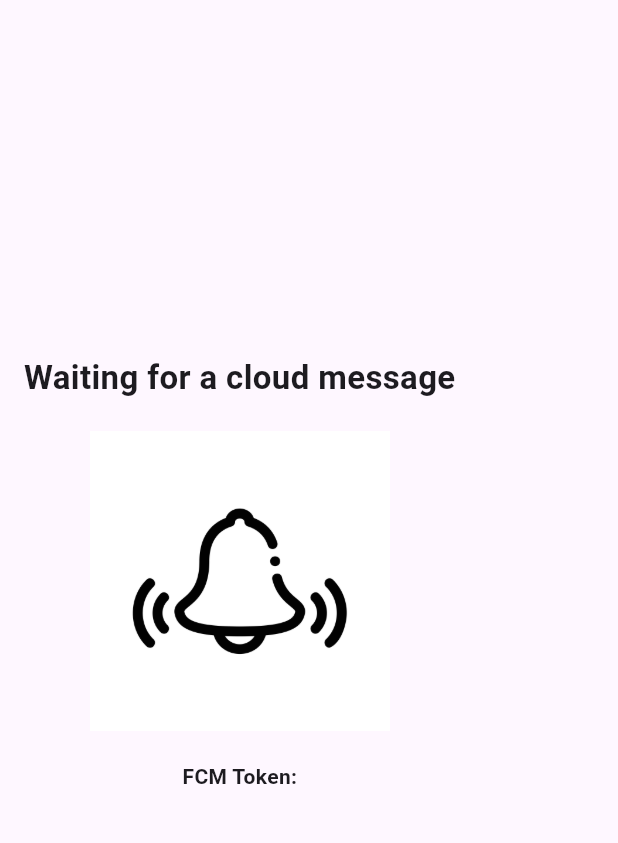
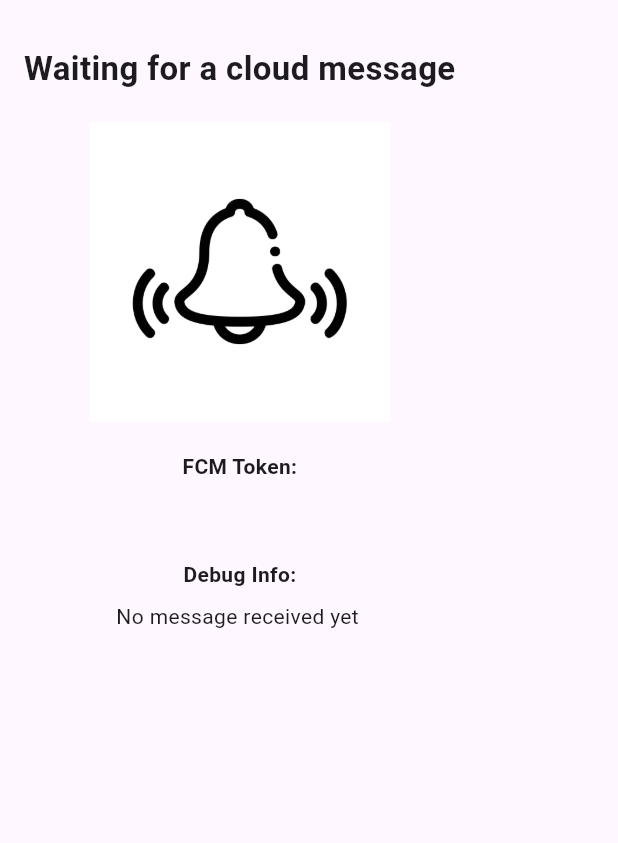
Before and after one commit to samia21-04/cloud_messaging_app, a Flutter app: the screen it shows after launch, on a phone screen of 412 x 824 dp, the part 63-906 px from its top. Run offline on Flutter 3.47's test engine with Material 3 defaults, Android fonts, the phone set to English and light mode, and no system bars; our stand-ins replace firebase_core, firebase_messaging; accounts and stored records are empty.

Commit message:
refactor: enhance FCM message handling and debug information in home_page and fcm_service

```diff
--- a/lib/screens/home_page.dart
+++ b/lib/screens/home_page.dart
@@ -15,6 +15,7 @@ class _HomePageState extends State<HomePage> {
   String statusText = 'Waiting for a cloud message';
   String imagePath = 'lib/assets/images/default.png';
   String tokenText = 'Loading token...';
+  String debugInfo = 'No message received yet';
 
   @override
   void initState() {
@@ -25,27 +26,41 @@ class _HomePageState extends State<HomePage> {
   Future<void> _setupFCM() async {
     await _fcmService.initialize(
       onData: (RemoteMessage message) {
-        final assetName = message.data['asset'] ?? 'default';
+        final String assetName =
+            (message.data['asset']?.toString().trim().isNotEmpty ?? false)
+                ? message.data['asset'].toString().trim()
+                : 'default';
+
+        final String title =
+            message.notification?.title ??
+            message.data['title']?.toString() ??
+            'Payload received';
+
+        final String body =
+            message.notification?.body ??
+            message.data['body']?.toString() ??
+            'No body';
+
+        debugPrint('Message title: $title');
+        debugPrint('Message body: $body');
+        debugPrint('Message data: ${message.data}');
+        debugPrint('Updated image path: lib/assets/images/$assetName.png');
 
         setState(() {
-          statusText = message.notification?.title ?? 'Payload received';
+          statusText = title;
           imagePath = 'lib/assets/images/$assetName.png';
+          debugInfo = 'Title: $title\nBody: $body\nData: ${message.data}';
         });
-
-        debugPrint('Message title: ${message.notification?.title}');
-        debugPrint('Message body: ${message.notification?.body}');
-        debugPrint('Message data: ${message.data}');
-        debugPrint('Updated image path: $imagePath');
       },
     );
 
-    final token = await _fcmService.getToken();
+    final String? token = await _fcmService.getToken();
 
     setState(() {
       tokenText = token ?? 'No token found';
     });
 
-    debugPrint('FCM token: $token');
+    debugPrint('FCM token from HomePage: $token');
   }
 
   @override
@@ -54,10 +69,9 @@ class _HomePageState extends State<HomePage> {
       appBar: AppBar(
         title: const Text('Cloud Messaging App'),
       ),
-      body: Padding(
+      body: SingleChildScrollView(
         padding: const EdgeInsets.all(16.0),
         child: Column(
-          mainAxisAlignment: MainAxisAlignment.center,
           children: [
             Text(
               statusText,
@@ -82,6 +96,13 @@ class _HomePageState extends State<HomePage> {
             ),
             const SizedBox(height: 8),
             SelectableText(tokenText),
+            const SizedBox(height: 20),
+            const Text(
+              'Debug Info:',
+              style: TextStyle(fontWeight: FontWeight.bold),
+            ),
+            const SizedBox(height: 8),
+            SelectableText(debugInfo),
           ],
         ),
       ),
--- a/lib/services/fcm_service.dart
+++ b/lib/services/fcm_service.dart
@@ -14,28 +14,31 @@ class FCMService {
         sound: true,
       );
 
-      debugPrint(
-        'Permission status: ${settings.authorizationStatus}',
-      );
-
-      if (settings.authorizationStatus == AuthorizationStatus.denied ||
-          settings.authorizationStatus == AuthorizationStatus.notDetermined) {
-        debugPrint('Notification permission was not granted.');
-        return;
-      }
+      debugPrint('Permission status: ${settings.authorizationStatus}');
 
       FirebaseMessaging.onMessage.listen((RemoteMessage message) {
+        debugPrint('onMessage fired');
+        debugPrint('Foreground title: ${message.notification?.title}');
+        debugPrint('Foreground body: ${message.notification?.body}');
+        debugPrint('Foreground data: ${message.data}');
         onData(message);
       });
 
       FirebaseMessaging.onMessageOpenedApp.listen((RemoteMessage message) {
+        debugPrint('onMessageOpenedApp fired');
+        debugPrint('Opened title: ${message.notification?.title}');
+        debugPrint('Opened body: ${message.notification?.body}');
+        debugPrint('Opened data: ${message.data}');
         onData(message);
       });
 
-      final RemoteMessage? initialMessage =
-          await messaging.getInitialMessage();
+      final RemoteMessage? initialMessage = await messaging.getInitialMessage();
 
       if (initialMessage != null) {
+        debugPrint('getInitialMessage fired');
+        debugPrint('Initial title: ${initialMessage.notification?.title}');
+        debugPrint('Initial body: ${initialMessage.notification?.body}');
+        debugPrint('Initial data: ${initialMessage.data}');
         onData(initialMessage);
       }
     } catch (e) {
@@ -45,7 +48,7 @@ class FCMService {
 
   Future<String?> getToken() async {
     try {
-      final token = await messaging.getToken();
+      final String? token = await messaging.getToken();
       debugPrint('FCM token: $token');
       return token;
     } catch (e) {
```
